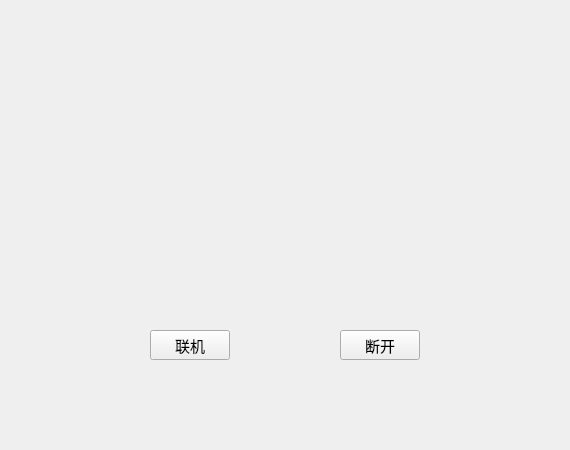
First picture: the form in cheatermainform.ui, repository samier958/heaterClient, before the edit.
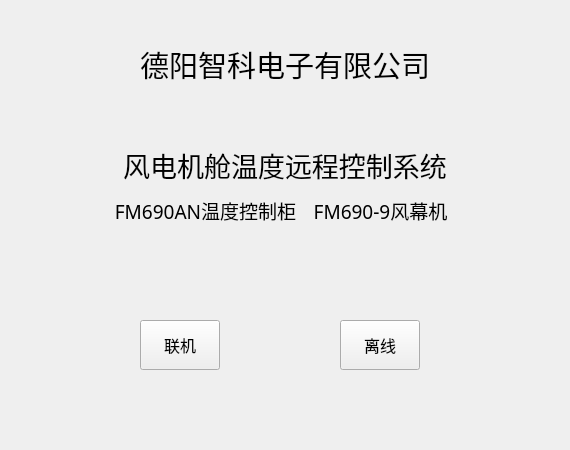
Second picture: the form after the edit.

What changed in the file:
```diff
--- a/cheatermainform.ui
+++ b/cheatermainform.ui
@@ -16,16 +16,16 @@
   <widget class="QPushButton" name="connect">
    <property name="geometry">
     <rect>
-     <x>150</x>
-     <y>330</y>
+     <x>140</x>
+     <y>320</y>
      <width>80</width>
-     <height>30</height>
+     <height>50</height>
     </rect>
    </property>
    <property name="font">
     <font>
      <family>宋体</family>
-     <pointsize>11</pointsize>
+     <pointsize>12</pointsize>
      <weight>50</weight>
      <bold>false</bold>
     </font>
@@ -38,21 +38,109 @@
    <property name="geometry">
     <rect>
      <x>340</x>
-     <y>330</y>
+     <y>320</y>
      <width>80</width>
-     <height>30</height>
+     <height>50</height>
     </rect>
    </property>
    <property name="font">
     <font>
      <family>宋体</family>
-     <pointsize>11</pointsize>
+     <pointsize>12</pointsize>
      <weight>50</weight>
      <bold>false</bold>
     </font>
    </property>
    <property name="text">
-    <string>断开</string>
+    <string>离线</string>
+   </property>
+  </widget>
+  <widget class="QLabel" name="label">
+   <property name="geometry">
+    <rect>
+     <x>110</x>
+     <y>140</y>
+     <width>350</width>
+     <height>50</height>
+    </rect>
+   </property>
+   <property name="font">
+    <font>
+     <family>宋体</family>
+     <pointsize>20</pointsize>
+    </font>
+   </property>
+   <property name="text">
+    <string>&lt;html&gt;&lt;head/&gt;&lt;body&gt;&lt;p&gt;风电机舱温度远程控制系统&lt;/p&gt;&lt;/body&gt;&lt;/html&gt;</string>
+   </property>
+   <property name="alignment">
+    <set>Qt::AlignCenter</set>
+   </property>
+  </widget>
+  <widget class="QLabel" name="label_2">
+   <property name="geometry">
+    <rect>
+     <x>110</x>
+     <y>190</y>
+     <width>191</width>
+     <height>41</height>
+    </rect>
+   </property>
+   <property name="font">
+    <font>
+     <family>宋体</family>
+     <pointsize>14</pointsize>
+    </font>
+   </property>
+   <property name="text">
+    <string>&lt;html&gt;&lt;head/&gt;&lt;body&gt;&lt;p&gt;FM690AN温度控制柜&lt;/p&gt;&lt;/body&gt;&lt;/html&gt;</string>
+   </property>
+   <property name="alignment">
+    <set>Qt::AlignCenter</set>
+   </property>
+  </widget>
+  <widget class="QLabel" name="label_3">
+   <property name="geometry">
+    <rect>
+     <x>110</x>
+     <y>40</y>
+     <width>350</width>
+     <height>50</height>
+    </rect>
+   </property>
+   <property name="font">
+    <font>
+     <family>华文行楷</family>
+     <pointsize>20</pointsize>
+    </font>
+   </property>
+   <property name="text">
+    <string>&lt;html&gt;&lt;head/&gt;&lt;body&gt;&lt;p&gt;&lt;span style=&quot; font-size:22pt;&quot;&gt;德阳智科电子有限公司&lt;/span&gt;&lt;/p&gt;&lt;/body&gt;&lt;/html&gt;</string>
+   </property>
+   <property name="alignment">
+    <set>Qt::AlignCenter</set>
+   </property>
+  </widget>
+  <widget class="QLabel" name="label_4">
+   <property name="geometry">
+    <rect>
+     <x>300</x>
+     <y>190</y>
+     <width>161</width>
+     <height>41</height>
+    </rect>
+   </property>
+   <property name="font">
+    <font>
+     <family>宋体</family>
+     <pointsize>12</pointsize>
+    </font>
+   </property>
+   <property name="text">
+    <string>&lt;html&gt;&lt;head/&gt;&lt;body&gt;&lt;p&gt;&lt;span style=&quot; font-size:14pt;&quot;&gt;FM690-9风幕机&lt;/span&gt;&lt;/p&gt;&lt;/body&gt;&lt;/html&gt;</string>
+   </property>
+   <property name="alignment">
+    <set>Qt::AlignCenter</set>
    </property>
   </widget>
  </widget>
```
